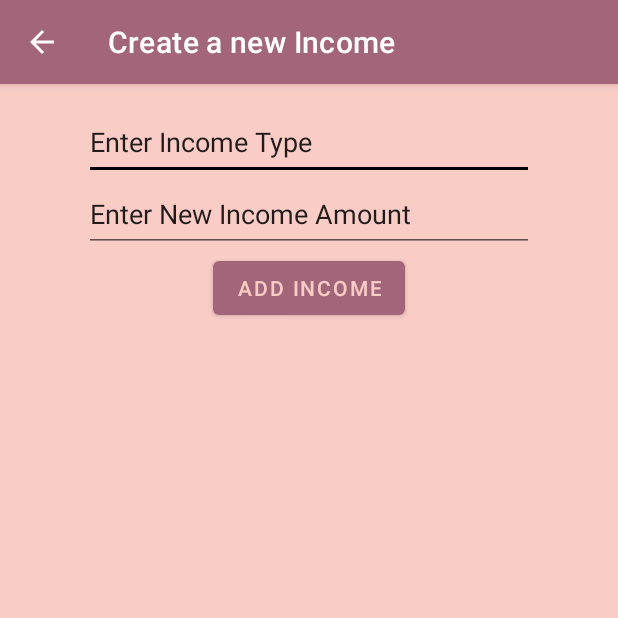
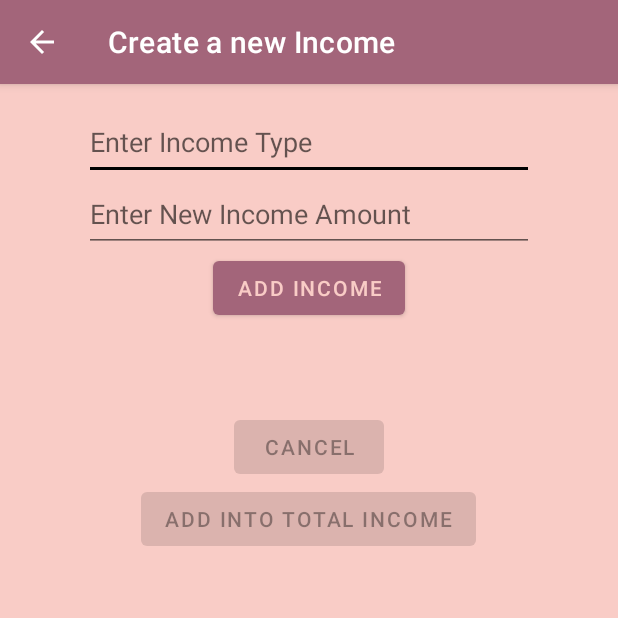
Before and after one commit to tzg4759/Saver_Sidekick, an Android app: the CreateNewIncome screen opened directly, with no data from a screen before it, on a phone screen of 412 x 824 dp, the top half of it. Run offline under Robolectric (Android 15) with nearby library versions, the phone set to English and light mode, and no system bars.

Commit message:
add new features to create new account and add checkperiodpayment activity
Add cancel button on createNewIncome page, which allows the user to cancel their new created income and addIntoTotal button which will add the new income to the total income on the home page. CheckPeriodPayment will allow user to input start date and end date period, and then return all the upcoming payment details during that period.

```diff
--- a/SaverSidekick/app/build.gradle
+++ b/SaverSidekick/app/build.gradle
@@ -37,6 +37,7 @@ dependencies {
     implementation 'com.github.PhilJay:MPAndroidChart:v3.1.0'
 
     implementation 'com.google.firebase:firebase-auth-ktx:21.3.0'
+    implementation 'com.google.firebase:firebase-auth:21.3.0'
     testImplementation 'junit:junit:4.13.2'
     androidTestImplementation 'androidx.test.ext:junit:1.1.5'
     androidTestImplementation 'androidx.test.espresso:espresso-core:3.5.1'
--- a/SaverSidekick/app/src/main/java/com/example/saversidekick/CreateNewIncome.java
+++ b/SaverSidekick/app/src/main/java/com/example/saversidekick/CreateNewIncome.java
@@ -8,11 +8,15 @@ import android.os.Bundle;
 import android.preference.PreferenceManager;
 import android.widget.Button;
 import android.widget.EditText;
+import android.widget.TextView;
 
 
 public class CreateNewIncome extends AppCompatActivity {
     public EditText incomeTypeEditText;
     public EditText newIncomeAmount;
+    public TextView createdIncomeTextView;
+    public Button cancelButton;
+    public Button addIntoTotalButton;
 
 
     @Override
@@ -23,26 +27,61 @@ public class CreateNewIncome extends AppCompatActivity {
         incomeTypeEditText = findViewById(R.id.editTextIncomeType);
         newIncomeAmount = findViewById(R.id.editTextNewIncomeAmount);
         Button addIncome = findViewById(R.id.button_AddIncome);
+        createdIncomeTextView = findViewById(R.id.textViewCreatedIncome);
+        cancelButton = findViewById(R.id.button_incomeCancel);
+        addIntoTotalButton = findViewById(R.id.button_addIntoTotal);
+
+        // Disable the cancel button and addIntoTotal button initially
+        cancelButton.setEnabled(false);
+        addIntoTotalButton.setEnabled(false);
+
 
         addIncome.setOnClickListener(view -> {
             String incomeTypeString = incomeTypeEditText.getText().toString();
             String newIncomeAmountString = newIncomeAmount.getText().toString();
             double newIncomeAmount = Double.parseDouble(newIncomeAmountString);
 
+            // Display the created income details
+            String createdIncomeText = "Income Type: " + incomeTypeString + "\nAmount: " + newIncomeAmountString;
+            createdIncomeTextView.setText(createdIncomeText);
+
+            // Enable the cancel button and addIntoTotal button
+            cancelButton.setEnabled(true);
+            addIntoTotalButton.setEnabled(true);
+
+        });
+
+        cancelButton.setOnClickListener(view -> {
+            // Clear the created income details
+            createdIncomeTextView.setText("");
+
+            // Clear the saved income details from SharedPreferences
+            SharedPreferences sharedPreferences_cna = PreferenceManager.getDefaultSharedPreferences(CreateNewIncome.this);
+            SharedPreferences.Editor editor = sharedPreferences_cna.edit();
+            editor.remove("newIncomeAmount");
+            editor.remove("incomeType");
+            editor.apply();
+
+        });
+
+        addIntoTotalButton.setOnClickListener(view->{
+            String incomeTypeString = incomeTypeEditText.getText().toString();
+            String newIncomeAmountString = newIncomeAmount.getText().toString();
+            double newIncomeAmount = Double.parseDouble(newIncomeAmountString);
+
+            // Save the new income details to SharedPreferences
             SharedPreferences sharedPreferences_cna = PreferenceManager.getDefaultSharedPreferences(CreateNewIncome.this);
             SharedPreferences.Editor editor = sharedPreferences_cna.edit();
             editor.putFloat("newIncomeAmount",(float)newIncomeAmount);
             editor.putString("incomeType",(String)incomeTypeString);
             editor.apply();
+
             Intent intent = new Intent(CreateNewIncome.this, HomePageActivity.class);
             startActivity(intent);
 
             editor.clear();
         });
+
     }
 
-
-
-
-
 }
--- a/SaverSidekick/app/src/main/res/layout/activity_create_new_income.xml
+++ b/SaverSidekick/app/src/main/res/layout/activity_create_new_income.xml
@@ -13,7 +13,7 @@
         android:id="@+id/editTextIncomeType"
         android:layout_width="wrap_content"
         android:layout_height="wrap_content"
-        android:text="@string/enter_income_type"
+        android:hint="@string/enter_income_type"
         android:autofillHints="none"
         android:inputType="text"
         android:minWidth="300dp"
@@ -26,7 +26,7 @@
         android:id="@+id/editTextNewIncomeAmount"
         android:layout_width="wrap_content"
         android:layout_height="wrap_content"
-        android:text="@string/enter_new_income_amount"
+        android:hint="@string/enter_new_income_amount"
         android:autofillHints="none"
         android:inputType="numberDecimal"
         android:minWidth="300dp"
@@ -42,4 +42,29 @@
         android:text="@string/add_income"
         android:minWidth="100dp"
         android:minHeight="48dp" />
+
+    <TextView
+        android:id="@+id/textViewCreatedIncome"
+        android:layout_width="338dp"
+        android:layout_height="58dp"
+        android:gravity="center"
+        android:textSize="20dp"/>
+
+    <Button
+        android:id="@+id/button_incomeCancel"
+        android:layout_width="wrap_content"
+        android:layout_height="wrap_content"
+        android:text="@string/income_cancel"
+        android:minWidth="100dp"
+        android:minHeight="48dp"
+        />
+    <Button
+        android:id="@+id/button_addIntoTotal"
+        android:layout_width="wrap_content"
+        android:layout_height="wrap_content"
+        android:text="@string/add_into_total_income"
+        android:minWidth="100dp"
+        android:minHeight="48dp" />
+
+
 </LinearLayout>
--- a/SaverSidekick/app/src/main/res/values/strings.xml
+++ b/SaverSidekick/app/src/main/res/values/strings.xml
@@ -71,5 +71,8 @@
     <string name="to_politechnic_button">To Politech</string>
     <string name="RSBanktext">This section contains a collection of resources for the general public, communities, schools and others with an interest in understanding more about key financial topics like inflation, monetary policy and the economy, and our role and history.</string>
     <string name="SavingHistory">SavingHistory</string>
+    <string name="income_cancel">Cancel</string>
+    <string name="add_into_total_income">Add into total income</string>
+    <string name="check_payment">Check Payment</string>
 
 </resources>
```
Also changed, not shown: SaverSidekick/app/src/main/AndroidManifest.xml (+5 -5 lines), SaverSidekick/app/src/main/java/com/example/saversidekick/CheckPeriodPayment.java (added, +109 -0 lines), SaverSidekick/app/src/main/java/com/example/saversidekick/DisplayBudgetActivity.java (+10 -0 lines), SaverSidekick/app/src/main/res/layout/activity_check_period_payment.xml (added, +48 -0 lines), SaverSidekick/app/src/main/res/layout/activity_display_budget.xml (+7 -0 lines), 1 other file.
